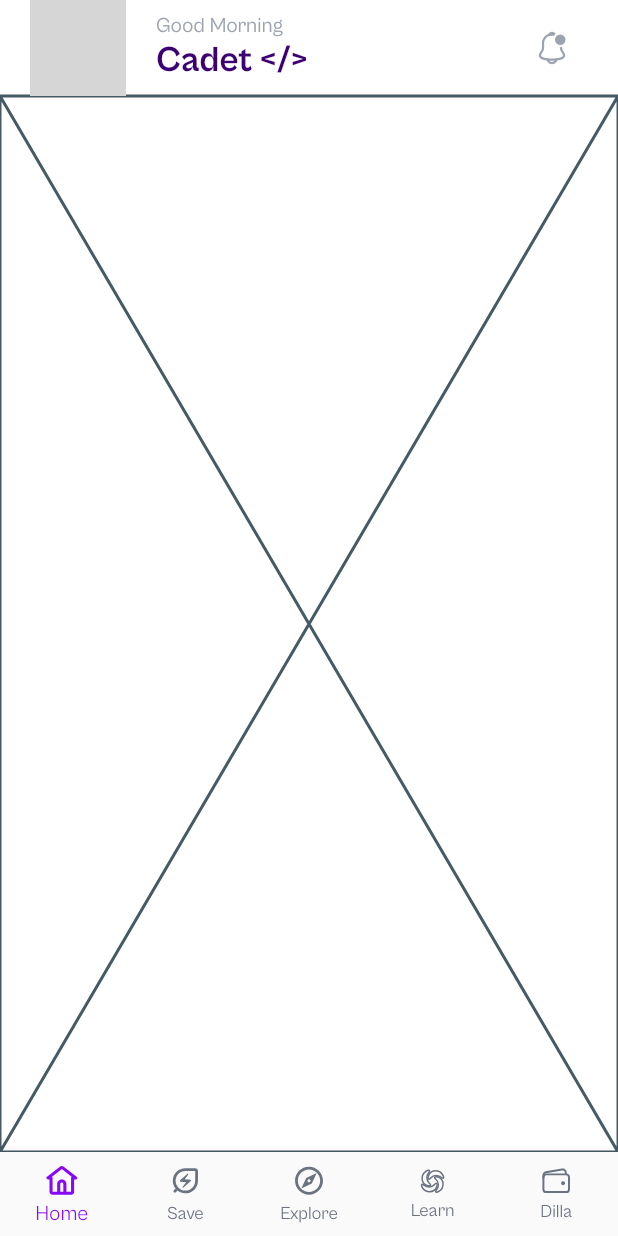
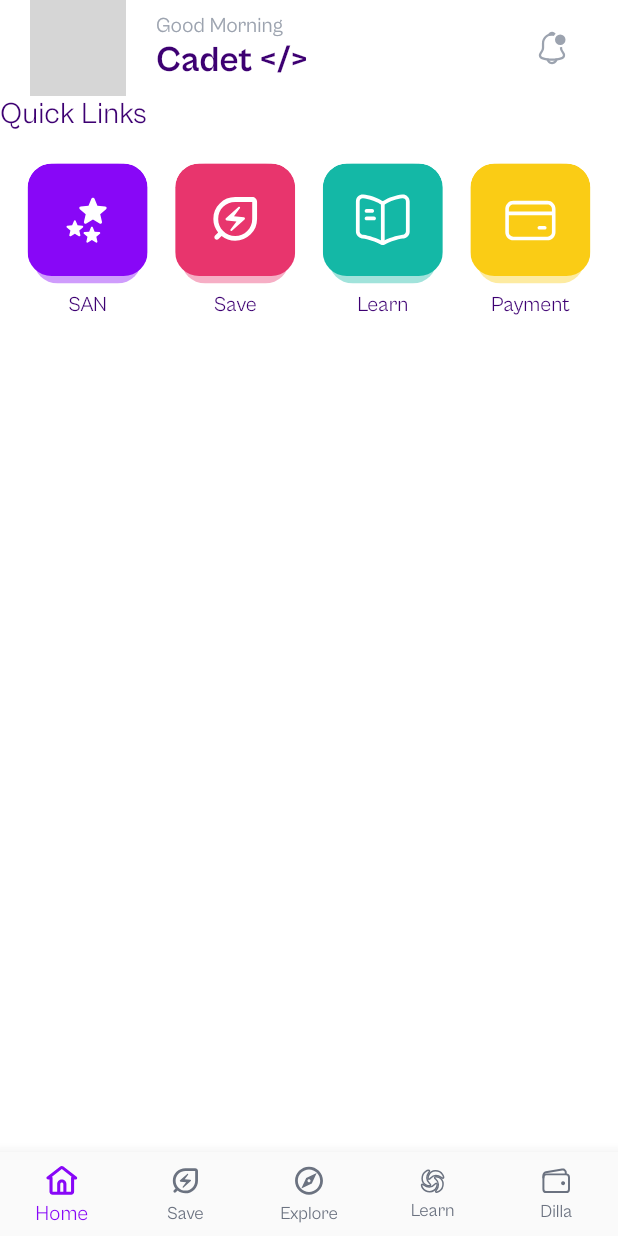
Before and after one commit to faithomotoso/stackivy_ardilla, a Flutter app: the Dashboard screen opened by its route, on a phone screen of 412 x 824 dp. Run offline on Flutter 3.47's test engine with Material 2 defaults, Android fonts, the phone set to English and light mode, and no system bars; drawn by our look-alikes of flutter_slider_drawer; our stand-ins replace cached_network_image, dots_indicator, email_validator, flutter_svg; missing offline and left inert: open_mail_app; accounts and stored records are empty; network calls fail; grey boxes are pictures that could not be loaded.

Commit message:
Added quick links

```diff
--- a/lib/ui/pages/dashboard/dashboard.dart
+++ b/lib/ui/pages/dashboard/dashboard.dart
@@ -7,6 +7,7 @@ import 'package:stackivy_ardilla/ui/utils/colors.dart';
 import 'package:stackivy_ardilla/ui/utils/utils.dart';
 import 'package:stackivy_ardilla/ui/widgets/dashboard_header.dart';
 import 'package:stackivy_ardilla/ui/widgets/drawer.dart';
+import 'package:stackivy_ardilla/ui/widgets/quick_links_section.dart';
 
 class Dashboard extends StatefulWidget {
   static const String routeName = "/dashboard";
@@ -93,7 +94,11 @@ class _DashboardState extends State<Dashboard> {
               child: Column(
                 children: [
                   const DashboardHeader(),
-                  Expanded(child: Placeholder())
+                  Expanded(child: ListView(
+                    children: [
+                      const QuickLinksSection(),
+                    ],
+                  ))
                 ],
               ),
             ),
--- a/lib/ui/utils/colors.dart
+++ b/lib/ui/utils/colors.dart
@@ -10,4 +10,6 @@ class AppColors {
   static const Color cD1D5DB = Color(0xFFD1D5DB);
   static const Color cFCE4EB = Color(0xFFFCE4EB);
   static const Color cE8356D = Color(0xFFE8356D);
+  static const Color c14B8A6 = Color(0xFF14B8A6);
+  static const Color cFACC15 = Color(0xFFFACC15);
 }
--- /dev/null
+++ b/lib/ui/widgets/quick_link_button.dart
@@ -0,0 +1,86 @@
+import 'package:flutter/material.dart';
+import 'package:flutter_svg/flutter_svg.dart';
+import 'package:stackivy_ardilla/ui/utils/colors.dart';
+
+class QuickLinkButton extends StatelessWidget {
+  final Color buttonColor;
+  final String buttonText;
+  final String svgIconPath;
+  final VoidCallback? onTap;
+
+  const QuickLinkButton(
+      {required this.buttonColor,
+      required this.buttonText,
+      required this.svgIconPath,
+      this.onTap,
+      Key? key})
+      : super(key: key);
+
+  @override
+  Widget build(BuildContext context) {
+    final BorderRadius borderRadius = BorderRadius.circular(16);
+
+    return InkWell(
+      onTap: onTap,
+      child: Column(
+        children: [
+          SizedBox(
+            height: 80,
+            width: 80,
+            child: LayoutBuilder(
+              builder: (
+                ctx,
+                constraints,
+              ) {
+                return ClipRRect(
+                  borderRadius: borderRadius,
+                  child: Stack(
+                    clipBehavior: Clip.none,
+                    children: [
+                      Positioned.fill(
+                        bottom: 0,
+                        child: Align(
+                          alignment: Alignment.center,
+                          child: SizedBox(
+                            width: constraints.maxWidth * 0.9,
+                            height: constraints.maxHeight,
+                            child: DecoratedBox(
+                              decoration: BoxDecoration(
+                                  color: buttonColor.withOpacity(0.4),
+                                  borderRadius: borderRadius),
+                            ),
+                          ),
+                        ),
+                      ),
+                      Positioned.fill(
+                          bottom: 5,
+                          child: DecoratedBox(
+                            decoration: BoxDecoration(
+                                color: buttonColor, borderRadius: borderRadius),
+                            child: Center(
+                              child: SvgPicture.asset(
+                                svgIconPath,
+                                color: Colors.white,
+                                height: 40,
+                                width: 40,
+                              ),
+                            ),
+                          ))
+                    ],
+                  ),
+                );
+              },
+            ),
+          ),
+          const SizedBox(
+            height: 5,
+          ),
+          Text(
+            buttonText,
+            style: const TextStyle(color: AppColors.c3D0072, fontSize: 14),
+          )
+        ],
+      ),
+    );
+  }
+}
--- /dev/null
+++ b/lib/ui/widgets/quick_links_section.dart
@@ -0,0 +1,47 @@
+import 'package:flutter/material.dart';
+import 'package:stackivy_ardilla/ui/utils/colors.dart';
+import 'package:stackivy_ardilla/ui/utils/utils.dart';
+import 'package:stackivy_ardilla/ui/widgets/quick_link_button.dart';
+
+class QuickLinksSection extends StatelessWidget {
+  const QuickLinksSection({Key? key}) : super(key: key);
+
+  @override
+  Widget build(BuildContext context) {
+    return Column(
+      mainAxisSize: MainAxisSize.min,
+      crossAxisAlignment: CrossAxisAlignment.start,
+      children: [
+        Text(
+          "Quick Links",
+          style: Theme.of(context)
+              .textTheme
+              .headline6!
+              .copyWith(color: AppColors.c3D0072),
+        ),
+        const SizedBox(height: 20),
+        Row(
+          mainAxisAlignment: MainAxisAlignment.spaceEvenly,
+          children: [
+            QuickLinkButton(
+                buttonColor: AppColors.primary,
+                buttonText: "SAN",
+                svgIconPath: getFullSvgPath(iconName: "stars.svg")),
+            QuickLinkButton(
+                buttonColor: AppColors.cE8356D,
+                buttonText: "Save",
+                svgIconPath: getFullSvgPath(iconName: "save.svg")),
+            QuickLinkButton(
+                buttonColor: AppColors.c14B8A6,
+                buttonText: "Learn",
+                svgIconPath: getFullSvgPath(iconName: "book.svg")),
+            QuickLinkButton(
+                buttonColor: AppColors.cFACC15,
+                buttonText: "Payment",
+                svgIconPath: getFullSvgPath(iconName: "payment.svg")),
+          ],
+        )
+      ],
+    );
+  }
+}
```
Also changed, not shown: assets/svgs/book.svg (added), assets/svgs/stars.svg (added).
